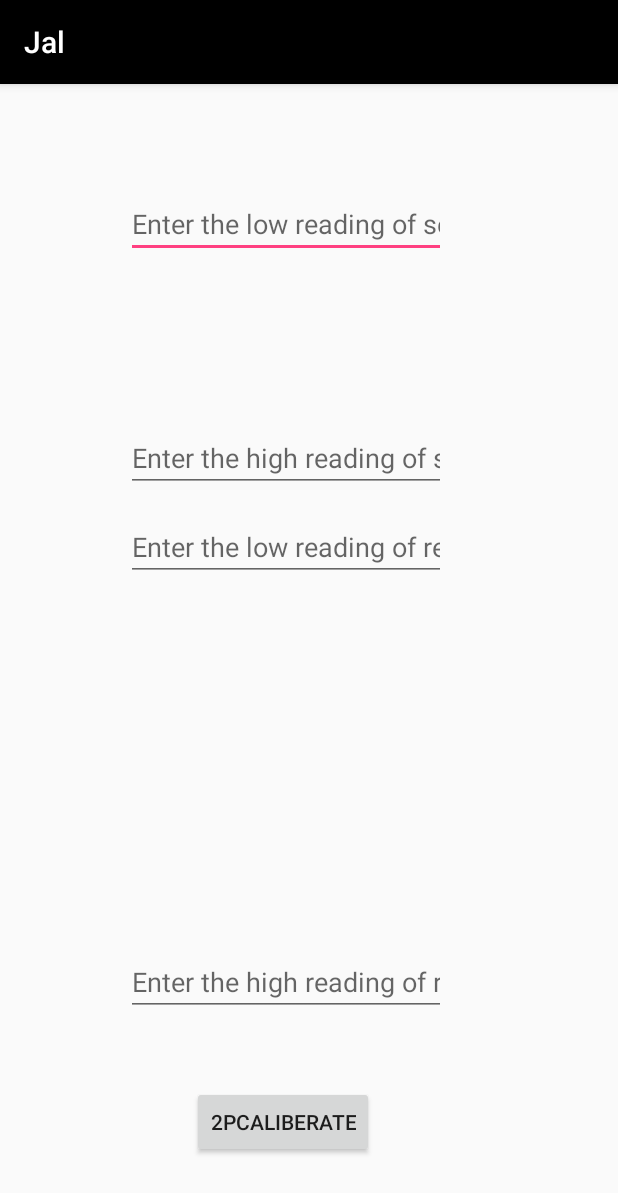
After one commit to TanmayT/Water-Quality-App, an Android app: the twopcalactivity screen opened directly, with no data from a screen before it, on a phone screen of 412 x 824 dp. The commit adds this screen. Shown: the top 1193 px of the screen. Run offline under Robolectric (Android 15) with nearby library versions, the phone set to English and light mode, and no system bars.

Commit message:
add 2pointcaliberation

```diff
--- /dev/null
+++ b/android-nodemcu-connection-master/android/Android_NodeMCU_App/app/src/main/java/com/example/cguzel/nodemcu_app/twopcalactivity.java
@@ -0,0 +1,44 @@
+package com.example.cguzel.nodemcu_app;
+
+import android.content.Intent;
+import android.support.v7.app.AppCompatActivity;
+import android.os.Bundle;
+import android.view.View;
+import android.widget.EditText;
+import android.widget.Toast;
+
+public class twopcalactivity extends AppCompatActivity {
+
+    private EditText Lowsense,Highsense,Lowrefsense,Highrefsense;
+    private JalApplication app;
+
+    @Override
+    protected void onCreate(Bundle savedInstanceState) {
+        super.onCreate(savedInstanceState);
+        setContentView(R.layout.twopointcalib);
+
+        app = ((JalApplication) this.getApplication());
+        Lowsense = (EditText) findViewById(R.id.lowsense);
+        Highsense = (EditText) findViewById(R.id.highsense);
+        Lowrefsense = (EditText) findViewById(R.id.lowrefsense);
+        Highrefsense = (EditText) findViewById(R.id.highrefsense);
+
+        Intent intent = getIntent();
+    }
+
+    public void twobuttonClick (View view)
+    {
+        double val1,val2,val3,val4,result;
+
+            val1= Double.parseDouble(Lowsense.getText().toString());
+            val2= Double.parseDouble(Highsense.getText().toString());
+            val3= Double.parseDouble(Lowrefsense.getText().toString());
+            val4= Double.parseDouble(Highrefsense.getText().toString());
+            result = (((app.getphSensor_read()-val1)*(val4-val3))/(val2-val1))+val3;
+
+
+            app.settwocaliberation(result);
+
+
+    }
+}
--- /dev/null
+++ b/android-nodemcu-connection-master/android/Android_NodeMCU_App/app/src/main/res/layout/twopointcalib.xml
@@ -0,0 +1,85 @@
+<?xml version="1.0" encoding="utf-8"?>
+<android.support.constraint.ConstraintLayout
+    xmlns:android="http://schemas.android.com/apk/res/android"
+    xmlns:app="http://schemas.android.com/apk/res-auto"
+    xmlns:tools="http://schemas.android.com/tools"
+    android:layout_width="match_parent"
+    android:layout_height="match_parent">
+
+    <EditText
+        android:id="@+id/lowsense"
+        android:layout_width="wrap_content"
+        android:layout_height="wrap_content"
+        android:layout_marginBottom="8dp"
+        android:layout_marginLeft="84dp"
+        android:layout_marginStart="84dp"
+        android:layout_marginTop="48dp"
+        android:ems="10"
+        android:hint="Enter the low reading of sensor"
+        android:inputType="numberDecimal"
+        app:layout_constraintBottom_toBottomOf="parent"
+        app:layout_constraintStart_toStartOf="parent"
+        app:layout_constraintTop_toTopOf="parent"
+        app:layout_constraintVertical_bias="0.034" />
+
+    <EditText
+        android:id="@+id/highsense"
+        android:layout_width="wrap_content"
+        android:layout_height="wrap_content"
+        android:layout_marginBottom="8dp"
+        android:layout_marginLeft="84dp"
+        android:layout_marginStart="84dp"
+        android:layout_marginTop="8dp"
+        android:ems="10"
+        android:hint="Enter the high reading of sensor"
+        android:inputType="numberDecimal"
+        app:layout_constraintBottom_toBottomOf="parent"
+        app:layout_constraintStart_toStartOf="parent"
+        app:layout_constraintTop_toTopOf="parent"
+        app:layout_constraintVertical_bias="0.309" />
+
+    <EditText
+        android:id="@+id/lowrefsense"
+        android:layout_width="wrap_content"
+        android:layout_height="wrap_content"
+        android:layout_marginBottom="8dp"
+        android:layout_marginLeft="84dp"
+        android:layout_marginStart="84dp"
+        android:layout_marginTop="200dp"
+        android:ems="10"
+        android:hint="Enter the low reading of reference sensor"
+        android:inputType="numberDecimal"
+        app:layout_constraintBottom_toBottomOf="parent"
+        app:layout_constraintStart_toStartOf="parent"
+        app:layout_constraintTop_toTopOf="parent"
+        app:layout_constraintVertical_bias="0.167" />
+
+    <EditText
+        android:id="@+id/highrefsense"
+        android:layout_width="wrap_content"
+        android:layout_height="wrap_content"
+        android:layout_marginBottom="136dp"
+        android:layout_marginLeft="84dp"
+        android:layout_marginStart="84dp"
+        android:layout_marginTop="8dp"
+        android:ems="10"
+        android:hint="Enter the high reading of reference sensor"
+        android:inputType="numberDecimal"
+        app:layout_constraintBottom_toBottomOf="parent"
+        app:layout_constraintStart_toStartOf="parent"
+        app:layout_constraintTop_toTopOf="parent"
+        app:layout_constraintVertical_bias="0.981" />
+
+    <Button
+        android:id="@+id/twopcaliberate"
+        android:layout_width="wrap_content"
+        android:layout_height="wrap_content"
+        android:layout_marginBottom="52dp"
+        android:layout_marginLeft="128dp"
+        android:layout_marginStart="128dp"
+        android:onClick="twobuttonClick"
+        android:text="2Pcaliberate"
+        app:layout_constraintBottom_toBottomOf="parent"
+        app:layout_constraintStart_toStartOf="parent" />
+
+</android.support.constraint.ConstraintLayout>
```
Also changed, not shown: android-nodemcu-connection-master/android/Android_NodeMCU_App/app/src/main/AndroidManifest.xml (+5 -6 lines), android-nodemcu-connection-master/android/Android_NodeMCU_App/app/src/main/java/com/example/cguzel/nodemcu_app/JalApplication.java (+10 -0 lines), android-nodemcu-connection-master/android/Android_NodeMCU_App/app/src/main/java/com/example/cguzel/nodemcu_app/MainActivity.java (+22 -6 lines), android-nodemcu-connection-master/android/Android_NodeMCU_App/app/src/main/res/layout/activity_main.xml (+25 -45 lines), 2 other files.
